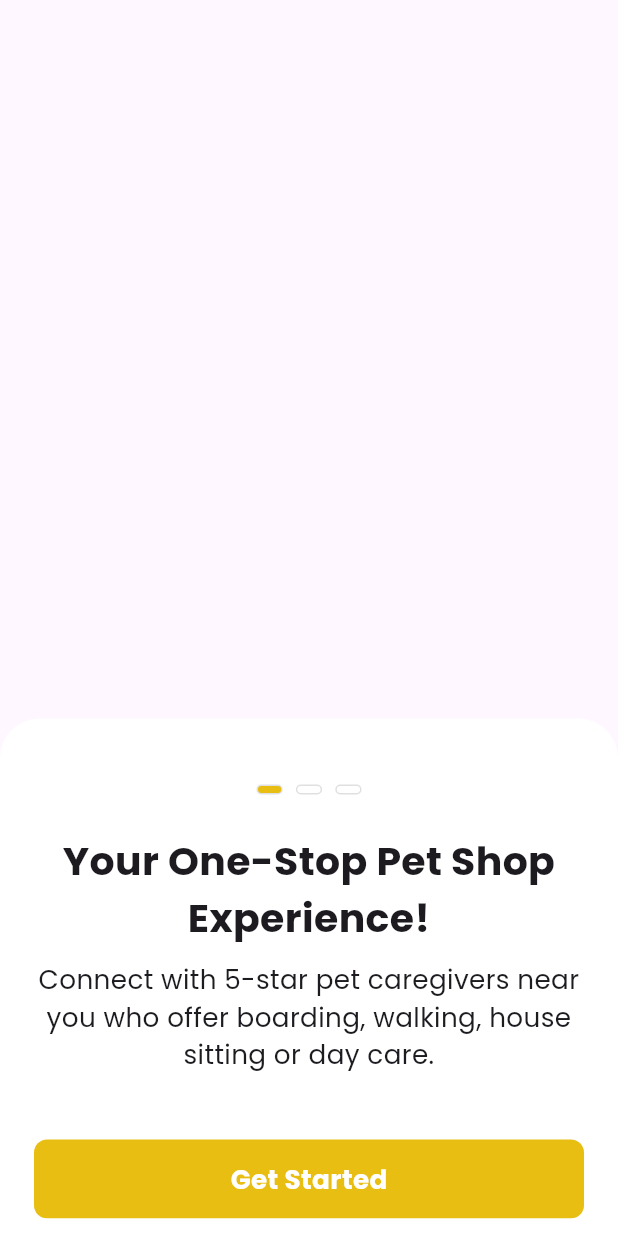
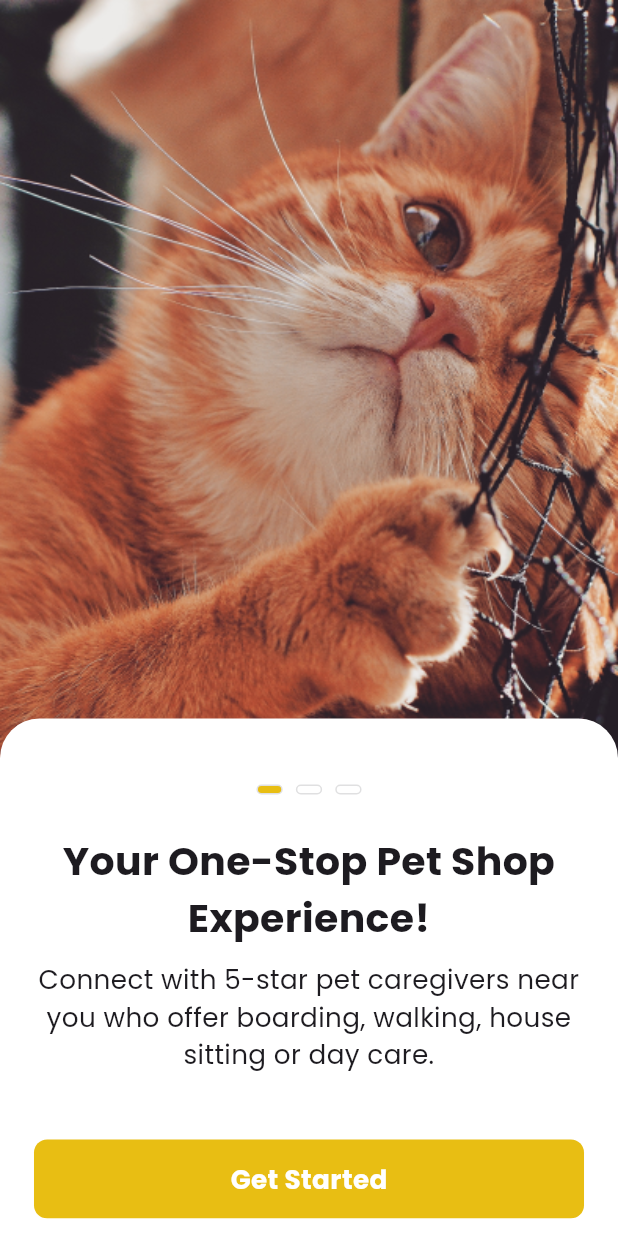
Before and after one commit to Emyeeeel/Pet-Shop-App, a Flutter app: the screen it shows after launch, on a phone screen of 412 x 824 dp. Run offline on Flutter 3.47's test engine with Material 3 defaults, Android fonts, the phone set to English and light mode, and no system bars; our stand-ins replace device_preview, google_fonts.

Commit message:
added background image asset for landing page

```diff
--- a/lib/screens/landing_page.dart
+++ b/lib/screens/landing_page.dart
@@ -8,7 +8,7 @@ class LandingPage extends StatelessWidget {
   Widget build(BuildContext context) {
     return Scaffold(
       body: Stack(
-        children: [ContainerWidget()],
+        children: [const BackgroundImage(), ContainerWidget()],
       ),
     );
   }
--- a/lib/widgets/landing_page_widgets.dart
+++ b/lib/widgets/landing_page_widgets.dart
@@ -2,6 +2,8 @@ import 'package:flutter/material.dart';
 import 'package:google_fonts/google_fonts.dart';
 
 class BackgroundImage extends StatelessWidget {
+  const BackgroundImage({super.key});
+
   @override
   Widget build(BuildContext context) {
     return Positioned(
@@ -10,9 +12,9 @@ class BackgroundImage extends StatelessWidget {
       child: Container(
         height: 540,
         width: MediaQuery.of(context).size.width,
-        decoration: BoxDecoration(
+        decoration: const BoxDecoration(
           image: DecorationImage(
-            image: AssetImage('image'),
+            image: AssetImage('lib/assets/cat-1.png'),
             fit: BoxFit.fill,
           ),
         ),
@@ -21,8 +23,11 @@ class BackgroundImage extends StatelessWidget {
   }
 }
 
+// ignore: must_be_immutable
 class ContainerWidget extends StatelessWidget {
   int counter = 0;
+
+  ContainerWidget({super.key});
 
   @override
   Widget build(BuildContext context) {
--- a/pubspec.yaml
+++ b/pubspec.yaml
@@ -67,6 +67,9 @@ flutter:
   #   - images/a_dot_burr.jpeg
   #   - images/a_dot_ham.jpeg
 
+  assets:
+    - lib/assets/cat-1.png
+
   # An image asset can refer to one or more resolution-specific "variants", see
   # https://flutter.dev/assets-and-images/#resolution-aware
 
```
